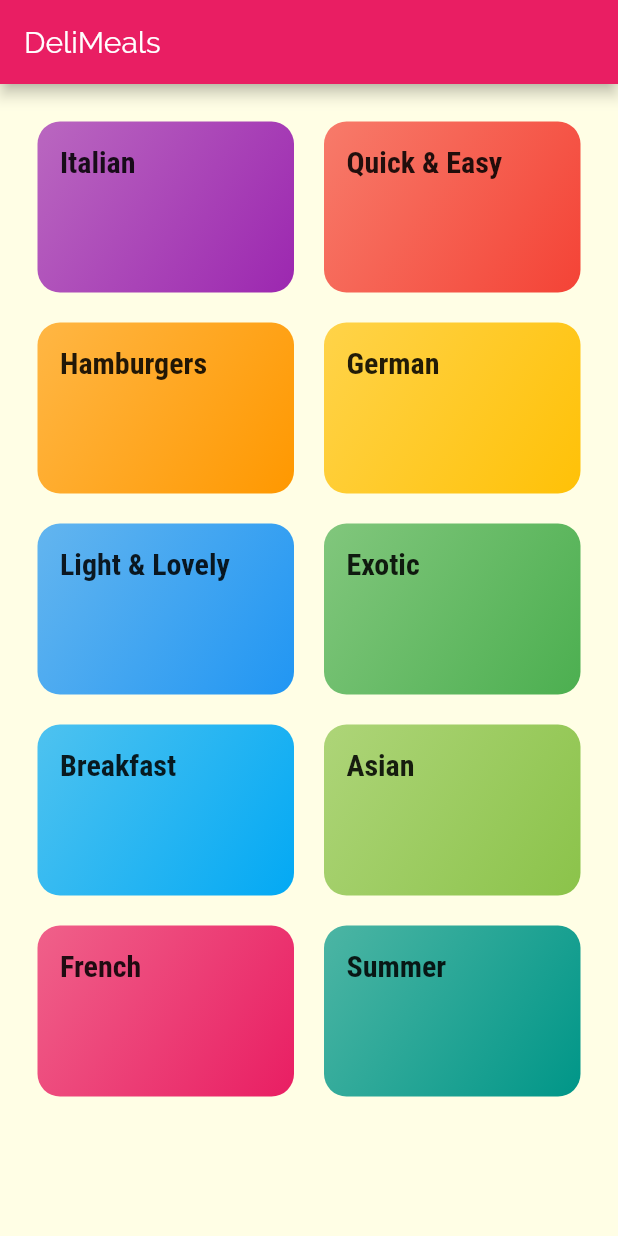
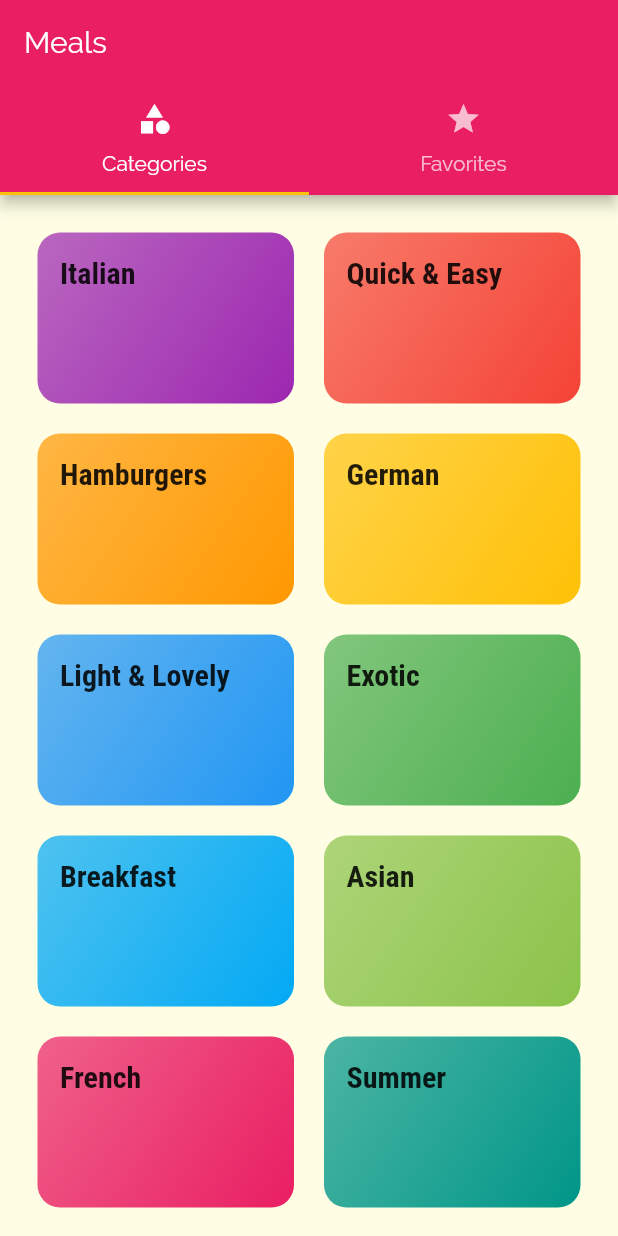
Before and after one commit to wcoder/flutter-playground, a Flutter app: the screen it shows after launch, on a phone screen of 412 x 824 dp. Run offline on Flutter 3.47's test engine with Material 2 defaults, Android fonts, the phone set to English and light mode, and no system bars.

Commit message:
Add top tabs bar

```diff
--- a/meals_app/lib/main.dart
+++ b/meals_app/lib/main.dart
@@ -1,6 +1,6 @@
 import 'package:flutter/material.dart';
 import './routes.dart';
-import './pages/categories_page.dart';
+import './pages/tabs_page.dart';
 import './pages/category_meals_page.dart';
 import './pages/meal_detail_page.dart';
 
@@ -32,7 +32,7 @@ class MyApp extends StatelessWidget {
         ),
       ),
       routes: {
-        Routes.home: (ctx) => CategoriesPage(),
+        Routes.home: (ctx) => TabsPage(),
         Routes.categoryMeals: (ctx) => CategoryMealsPage(),
         Routes.mealDetail: (ctx) => MealDetailPage(),
       },
--- a/meals_app/lib/pages/categories_page.dart
+++ b/meals_app/lib/pages/categories_page.dart
@@ -6,9 +6,6 @@ class CategoriesPage extends StatelessWidget {
   @override
   Widget build(BuildContext context) {
     return Scaffold(
-      appBar: AppBar(
-        title: const Text('DeliMeals'),
-      ),
       body: GridView.builder(
         padding: const EdgeInsets.all(25),
         gridDelegate: SliverGridDelegateWithMaxCrossAxisExtent(
--- /dev/null
+++ b/meals_app/lib/pages/favorites_page.dart
@@ -0,0 +1,10 @@
+import 'package:flutter/material.dart';
+
+class FavoritesPage extends StatelessWidget {
+  @override
+  Widget build(BuildContext context) {
+    return Center(
+      child: Text('The Favorites'),
+    );
+  }
+}
--- /dev/null
+++ b/meals_app/lib/pages/tabs_page.dart
@@ -0,0 +1,40 @@
+import 'package:flutter/material.dart';
+import './categories_page.dart';
+import './favorites_page.dart';
+
+class TabsPage extends StatefulWidget {
+  @override
+  _TabsPageState createState() => _TabsPageState();
+}
+
+class _TabsPageState extends State<TabsPage> {
+  @override
+  Widget build(BuildContext context) {
+    return DefaultTabController(
+      length: 2,
+      child: Scaffold(
+        appBar: AppBar(
+          title: Text('Meals'),
+          bottom: TabBar(
+            tabs: <Widget>[
+              Tab(
+                icon: Icon(Icons.category),
+                text: 'Categories',
+              ),
+              Tab(
+                icon: Icon(Icons.star),
+                text: 'Favorites',
+              ),
+            ],
+          ),
+        ),
+        body: TabBarView(
+          children: <Widget>[
+            CategoriesPage(),
+            FavoritesPage(),
+          ],
+        ),
+      ),
+    );
+  }
+}
```
